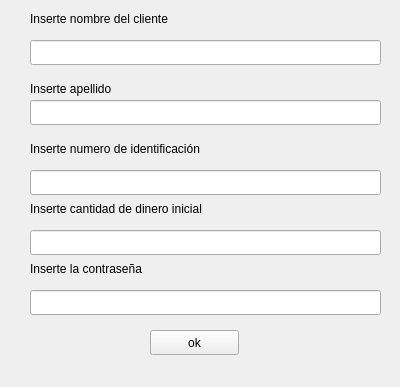
Qt form Bank/dataclient.ui (Mrjarkos/2019_1_d3_prc4_CabuyaAlberto_C-rdenasJavier_RoncancioBrayan) before a commit.
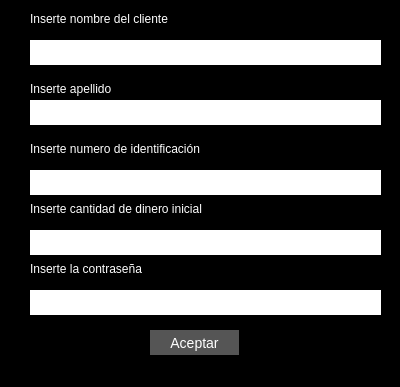
The same form after that commit. Icons and pictures are not drawn.

```diff
--- a/Bank/dataclient.ui
+++ b/Bank/dataclient.ui
@@ -11,7 +11,36 @@
    </rect>
   </property>
   <property name="windowTitle">
-   <string>Form</string>
+   <string>Editar Cliente</string>
+  </property>
+  <property name="windowIcon">
+   <iconset>
+    <normaloff>../../../../../Descargas/45587814-monedas-moneda-icono-de-moneda-vector-de-imagen-también-se-puede-utilizar-para-la-venta-el-viernes-neg.jpg</normaloff>../../../../../Descargas/45587814-monedas-moneda-icono-de-moneda-vector-de-imagen-también-se-puede-utilizar-para-la-venta-el-viernes-neg.jpg</iconset>
+  </property>
+  <property name="styleSheet">
+   <string notr="true">QWidget{
+background-color: black;
+color: #fff;
+}
+
+QLineEdit{
+background-color: #fff ;
+border: 0;
+color: #111;
+font-size: 14px;
+height: 30px;
+}
+
+QLabel{
+color: #fff;
+}
+
+QPushButton{
+background-color: #555;
+color: #fff;
+font-size: 14px;
+border: 1;
+}</string>
   </property>
   <widget class="QLabel" name="label">
    <property name="geometry">
@@ -74,8 +103,11 @@
      <height>25</height>
     </rect>
    </property>
+   <property name="styleSheet">
+    <string notr="true"/>
+   </property>
    <property name="text">
-    <string>ok</string>
+    <string>Aceptar</string>
    </property>
   </widget>
   <widget class="QLabel" name="label_5">
```
